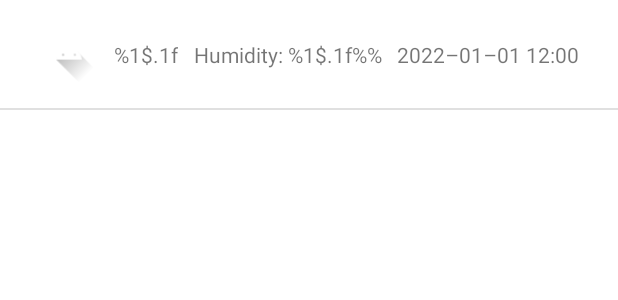
After one commit to peeranont-jam/android_basic_weather_forecast, an Android app: the layout item_whole_day_forecast.xml on its own in the app's theme, with its tools: preview values and no code run, on a phone screen of 412 x 824 dp. The commit adds this screen. Shown: the top 300 px of the screen. Run offline under Robolectric (Android 15) with nearby library versions, the phone set to English and light mode, and no system bars.

Commit message:
Create WholeDayForecastFragment - Setup Navigation Component - Add @Parcelize for argument passing between fragments - Setup Whole-day forecast Recyclerview - Update strings.xml

```diff
--- a/app/build.gradle
+++ b/app/build.gradle
@@ -2,6 +2,7 @@ plugins {
     id 'com.android.application'
     id 'org.jetbrains.kotlin.android'
     id 'kotlin-android-extensions'
+    id 'androidx.navigation.safeargs.kotlin'
 }
 
 android {
@@ -42,6 +43,7 @@ dependencies {
     implementation 'androidx.appcompat:appcompat:1.4.1'
     implementation 'com.google.android.material:material:1.5.0'
     implementation 'androidx.constraintlayout:constraintlayout:2.1.3'
+    implementation "androidx.recyclerview:recyclerview:1.2.1"
 
     // Koin for Android
     implementation "io.insert-koin:koin-android:${rootProject.ext.koin_version}"
--- a/app/src/main/java/com/example/basicweatherforecast/data/model/TemperatureUnit.kt
+++ b/app/src/main/java/com/example/basicweatherforecast/data/model/TemperatureUnit.kt
@@ -1,4 +1,5 @@
 package com.example.basicweatherforecast.data.model
+
 
 enum class TemperatureUnit(val unit: String) {
     Celsius("metric"),
--- /dev/null
+++ b/app/src/main/res/layout/item_whole_day_forecast.xml
@@ -0,0 +1,78 @@
+<?xml version="1.0" encoding="utf-8"?>
+<androidx.constraintlayout.widget.ConstraintLayout xmlns:android="http://schemas.android.com/apk/res/android"
+    xmlns:app="http://schemas.android.com/apk/res-auto"
+    android:layout_width="match_parent"
+    android:layout_height="wrap_content"
+    android:layout_marginTop="16dp">
+
+    <androidx.constraintlayout.widget.Guideline
+        android:id="@+id/guide_start"
+        android:layout_width="wrap_content"
+        android:layout_height="wrap_content"
+        android:orientation="vertical"
+        app:layout_constraintGuide_begin="16dp" />
+
+    <androidx.constraintlayout.widget.Guideline
+        android:id="@+id/guide_end"
+        android:layout_width="wrap_content"
+        android:layout_height="wrap_content"
+        android:orientation="vertical"
+        app:layout_constraintGuide_end="16dp" />
+
+
+    <ImageView
+        android:id="@+id/img_weather"
+        android:layout_width="40dp"
+        android:layout_height="40dp"
+        android:contentDescription="@string/text_img_weather_content_description"
+        android:src="@drawable/ic_launcher_foreground"
+        app:layout_constraintEnd_toStartOf="@+id/tv_temp"
+        app:layout_constraintHorizontal_bias="0.5"
+        app:layout_constraintHorizontal_chainStyle="spread"
+        app:layout_constraintStart_toStartOf="@id/guide_start"
+        app:layout_constraintTop_toTopOf="parent" />
+
+    <TextView
+        android:id="@+id/tv_temp"
+        android:layout_width="wrap_content"
+        android:layout_height="wrap_content"
+        android:text="@string/text_temp"
+        app:layout_constraintBottom_toBottomOf="@+id/img_weather"
+        app:layout_constraintEnd_toStartOf="@+id/tv_humidity"
+        app:layout_constraintHorizontal_bias="0.5"
+        app:layout_constraintStart_toEndOf="@+id/img_weather"
+        app:layout_constraintTop_toTopOf="@+id/img_weather" />
+
+    <TextView
+        android:id="@+id/tv_humidity"
+        android:layout_width="wrap_content"
+        android:layout_height="wrap_content"
+        android:text="@string/text_humidity"
+        app:layout_constraintBottom_toBottomOf="@+id/tv_temp"
+        app:layout_constraintEnd_toStartOf="@+id/tv_date_time"
+        app:layout_constraintHorizontal_bias="0.5"
+        app:layout_constraintStart_toEndOf="@+id/tv_temp"
+        app:layout_constraintTop_toTopOf="@+id/tv_temp" />
+
+    <TextView
+        android:id="@+id/tv_date_time"
+        android:layout_width="wrap_content"
+        android:layout_height="wrap_content"
+        android:text="@string/text_sample_date"
+        app:layout_constraintBottom_toBottomOf="@+id/tv_humidity"
+        app:layout_constraintEnd_toEndOf="@id/guide_end"
+        app:layout_constraintHorizontal_bias="0.5"
+        app:layout_constraintStart_toEndOf="@+id/tv_humidity"
+        app:layout_constraintTop_toTopOf="@+id/tv_humidity" />
+
+    <com.google.android.material.divider.MaterialDivider
+        android:id="@+id/materialDivider"
+        android:layout_width="0dp"
+        android:layout_height="wrap_content"
+        android:layout_marginTop="16dp"
+        app:layout_constraintEnd_toEndOf="parent"
+        app:layout_constraintHorizontal_bias="0.5"
+        app:layout_constraintStart_toStartOf="parent"
+        app:layout_constraintTop_toBottomOf="@id/img_weather" />
+
+</androidx.constraintlayout.widget.ConstraintLayout>
--- a/app/src/main/res/values/strings.xml
+++ b/app/src/main/res/values/strings.xml
@@ -4,12 +4,17 @@
     <string name="btn_search">Search</string>
     <string name="text_city_name">City Name</string>
     <string name="text_temp">%1$.1f</string>
-    <string name="text_humidity">Humidity: %1$.1f %%</string>
+    <string name="text_temp_with_unit">%1$.1f %2$s</string>
+    <string name="text_humidity">Humidity: %1$.1f%%</string>
     <string name="et_hint">Search city name here…</string>
+
     <string name="text_symbol_celsius">℃</string>
     <string name="text_symbol_fahrenheit">℉</string>
     <string name="text_celsius">Celsius</string>
     <string name="text_fahrenheit">Fahrenheit</string>
 
-    <string name="tv_err_msg_blank_input">Please specify city name!!!</string>
+    <string name="text_err_msg_blank_input">Please specify city name!!!</string>
+    <string name="text_navigate_to_whole_day_forecast"><u>View Whole-Day Forecast</u></string>
+    <string name="text_sample_date">2022–01–01 12:00</string>
+    <string name="text_img_weather_content_description">Weather Image</string>
 </resources>
```
Also changed, not shown: app/src/main/java/com/example/basicweatherforecast/data/model/WeatherInfo.kt (+11 -4 lines), app/src/main/java/com/example/basicweatherforecast/view/currentweather/CurrentWeatherFragment.kt (+11 -3 lines), app/src/main/java/com/example/basicweatherforecast/view/currentweather/CurrentWeatherViewModel.kt (+16 -1 lines), app/src/main/java/com/example/basicweatherforecast/view/wholedayforecast/WholeDayForecastFragment.kt (added, +37 -0 lines), app/src/main/java/com/example/basicweatherforecast/view/wholedayforecast/adapter/WholeDayForecastAdapter.kt (added, +48 -0 lines), app/src/main/res/layout/fragment_current_weather.xml (+18 -2 lines), app/src/main/res/layout/fragment_whole_day_forecast.xml (added, +20 -0 lines), app/src/main/res/navigation/nav_graph.xml (+24 -1 lines), build.gradle (+11 -0 lines), 2 other files.
